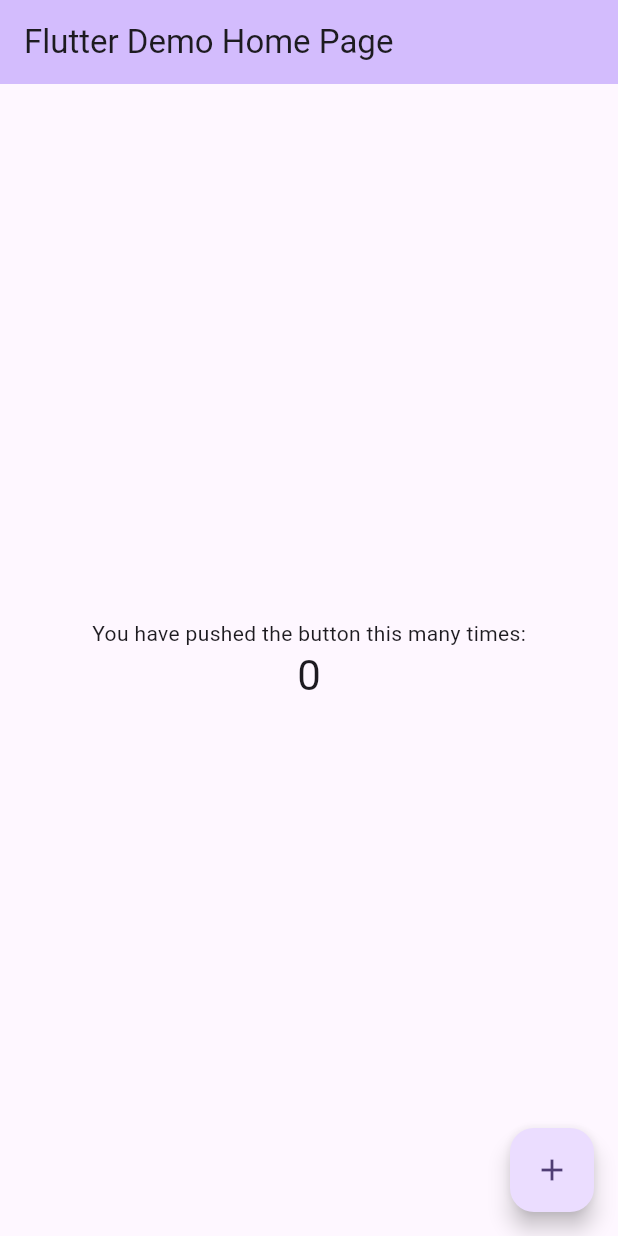
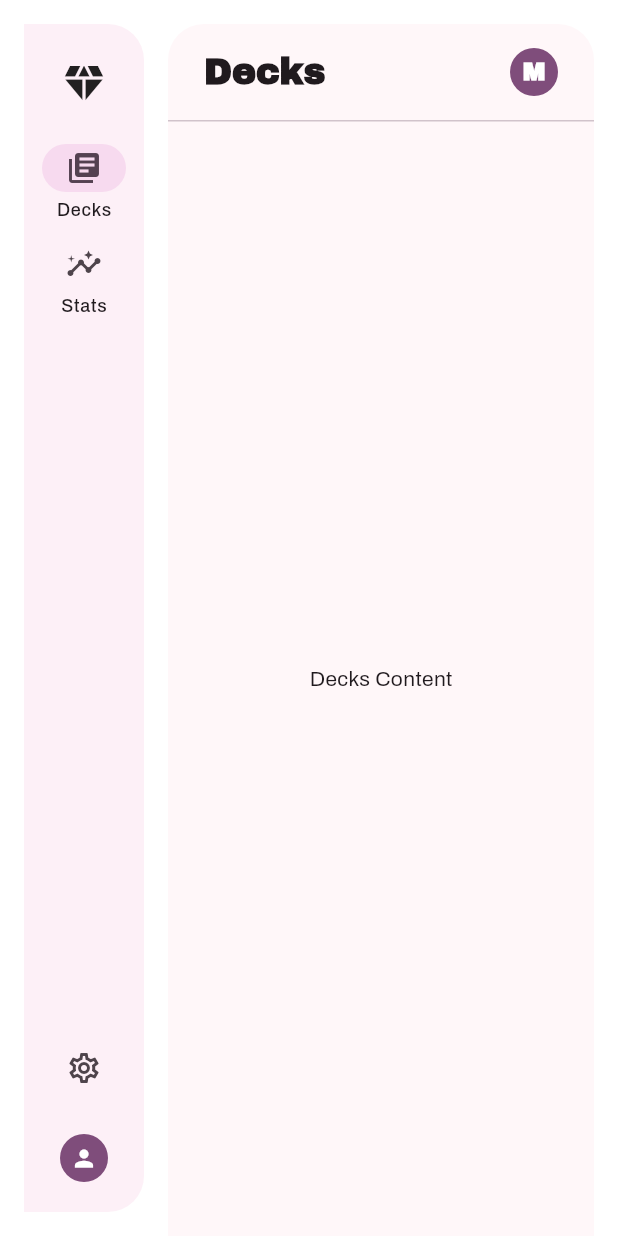
Before and after one commit to GOeda-Co/frontend, a Flutter app: the screen it shows after launch, on a phone screen of 412 x 824 dp. Run offline on Flutter 3.47's test engine with Material 3 defaults, Android fonts, the phone set to English and light mode, and no system bars; our stand-ins replace google_fonts.

Commit message:
Application shell, color scheme, auto light/dark theme

```diff
--- /dev/null
+++ b/lib/app.dart
@@ -0,0 +1,21 @@
+import 'package:flutter/material.dart';
+import 'layout/app_shell.dart';
+import 'theme.dart';
+import 'util.dart';
+
+class AnkiApp extends StatelessWidget {
+  const AnkiApp({super.key});
+
+  @override
+  Widget build(BuildContext context) {
+    final textTheme = createTextTheme(context, 'Archivo', 'Archivo Black');
+
+    return MaterialApp(
+      // debugShowCheckedModeBanner: false,
+      theme: MaterialTheme(textTheme).light(),
+      darkTheme: MaterialTheme(textTheme).dark(),
+      themeMode: ThemeMode.system,
+      home: const AppShell(),
+    );
+  }
+}
--- /dev/null
+++ b/lib/layout/app_shell.dart
@@ -0,0 +1,118 @@
+import 'package:flutter/material.dart';
+import '../pages/decks/decks_page.dart';
+import '../pages/stats/stats_page.dart';
+import '../widgets/top_bar.dart';
+
+class AppShell extends StatefulWidget {
+  const AppShell({super.key});
+
+  @override
+  State<AppShell> createState() => _AppShellState();
+}
+
+class _AppShellState extends State<AppShell> {
+  int selectedIndex = 0;
+
+  final List<String> titles = ['Decks', 'Stats'];
+  final List<Widget> pages = const [DecksPage(), StatsPage()];
+
+  @override
+  Widget build(BuildContext context) {
+    final colors = Theme.of(context).colorScheme;
+
+    return Scaffold(
+      backgroundColor: colors.surfaceContainerLowest,
+      body: Row(
+        children: [
+          // NAVIGATION RAIL
+          Container(
+            decoration: BoxDecoration(
+              color: colors.surfaceContainerLow,
+              borderRadius: const BorderRadius.only(
+                topRight: Radius.circular(24),
+                bottomRight: Radius.circular(24),
+              ),
+            ),
+            margin: const EdgeInsets.all(16),
+            child: NavigationRail(
+              backgroundColor: Colors.transparent,
+              selectedIndex: selectedIndex,
+              onDestinationSelected: (index) {
+                setState(() => selectedIndex = index);
+              },
+              labelType: NavigationRailLabelType.all,
+              groupAlignment: 0.0, // центрирует по высоте
+              leading: const Padding(
+                padding: EdgeInsets.symmetric(vertical: 16.0),
+                child: Icon(Icons.diamond, size: 32),
+              ),
+              destinations: const [
+                NavigationRailDestination(
+                  icon: Icon(Icons.library_books_outlined),
+                  selectedIcon: Icon(Icons.library_books),
+                  label: Text('Decks'),
+                ),
+                NavigationRailDestination(
+                  icon: Icon(Icons.insights_outlined),
+                  selectedIcon: Icon(Icons.insights),
+                  label: Text('Stats'),
+                ),
+              ],
+              trailing: Expanded(
+                child: Column(
+                  mainAxisAlignment: MainAxisAlignment.end,
+                  children: [
+                    IconButton(
+                      icon: const Icon(Icons.settings_outlined),
+                      onPressed: () {},
+                      tooltip: 'Settings',
+                    ),
+                    const SizedBox(height: 12),
+                    InkWell(
+                      onTap: () {},
+                      borderRadius: BorderRadius.circular(50),
+                      child: Padding(
+                        padding: const EdgeInsets.all(8.0),
+                        child: CircleAvatar(
+                          radius: 16,
+                          backgroundColor: colors.primary,
+                          child: Icon(
+                            Icons.person,
+                            color: colors.onPrimary,
+                            size: 18,
+                          ),
+                        ),
+                      ),
+                    ),
+                    const SizedBox(height: 12),
+                  ],
+                ),
+              ),
+            ),
+          ),
+
+          // MAIN CONTENT
+          Expanded(
+            child: Padding(
+              padding: const EdgeInsets.only(top: 16, right: 16, bottom: 0),
+              child: Material(
+                color: colors.surface,
+                borderRadius: const BorderRadius.vertical(
+                  top: Radius.circular(24),
+                ),
+                clipBehavior: Clip.antiAlias,
+                child: Column(
+                  children: [
+                    TopBar(title: titles[selectedIndex]),
+                    const Divider(height: 1),
+                    Expanded(child: pages[selectedIndex]),
+                  ],
+                ),
+              ),
+            ),
+          ),
+        ],
+      ),
+    );
+  }
+}
--- a/lib/main.dart
+++ b/lib/main.dart
@@ -1,122 +1,6 @@
 import 'package:flutter/material.dart';
+import 'app.dart';
 
 void main() {
-  runApp(const MyApp());
+  runApp(const AnkiApp());
 }
-
-class MyApp extends StatelessWidget {
-  const MyApp({super.key});
-
-  // This widget is the root of your application.
-  @override
-  Widget build(BuildContext context) {
-    return MaterialApp(
-      title: 'Flutter Demo',
-      theme: ThemeData(
-        // This is the theme of your application.
-        //
-        // TRY THIS: Try running your application with "flutter run". You'll see
-        // the application has a purple toolbar. Then, without quitting the app,
-        // try changing the seedColor in the colorScheme below to Colors.green
-        // and then invoke "hot reload" (save your changes or press the "hot
-        // reload" button in a Flutter-supported IDE, or press "r" if you used
-        // the command line to start the app).
-        //
-        // Notice that the counter didn't reset back to zero; the application
-        // state is not lost during the reload. To reset the state, use hot
-        // restart instead.
-        //
-        // This works for code too, not just values: Most code changes can be
-        // tested with just a hot reload.
-        colorScheme: ColorScheme.fromSeed(seedColor: Colors.deepPurple),
-      ),
-      home: const MyHomePage(title: 'Flutter Demo Home Page'),
-    );
-  }
-}
-
-class MyHomePage extends StatefulWidget {
-  const MyHomePage({super.key, required this.title});
-
-  // This widget is the home page of your application. It is stateful, meaning
-  // that it has a State object (defined below) that contains fields that affect
-  // how it looks.
-
-  // This class is the configuration for the state. It holds the values (in this
-  // case the title) provided by the parent (in this case the App widget) and
-  // used by the build method of the State. Fields in a Widget subclass are
-  // always marked "final".
-
-  final String title;
-
-  @override
-  State<MyHomePage> createState() => _MyHomePageState();
-}
-
-class _MyHomePageState extends State<MyHomePage> {
-  int _counter = 0;
-
-  void _incrementCounter() {
-    setState(() {
-      // This call to setState tells the Flutter framework that something has
-      // changed in this State, which causes it to rerun the build method below
-      // so that the display can reflect the updated values. If we changed
-      // _counter without calling setState(), then the build method would not be
-      // called again, and so nothing would appear to happen.
-      _counter++;
-    });
-  }
-
-  @override
-  Widget build(BuildContext context) {
-    // This method is rerun every time setState is called, for instance as done
-    // by the _incrementCounter method above.
-    //
-    // The Flutter framework has been optimized to make rerunning build methods
-    // fast, so that you can just rebuild anything that needs updating rather
-    // than having to individually change instances of widgets.
-    return Scaffold(
-      appBar: AppBar(
-        // TRY THIS: Try changing the color here to a specific color (to
-        // Colors.amber, perhaps?) and trigger a hot reload to see the AppBar
-        // change color while the other colors stay the same.
-        backgroundColor: Theme.of(context).colorScheme.inversePrimary,
-        // Here we take the value from the MyHomePage object that was created by
-        // the App.build method, and use it to set our appbar title.
-        title: Text(widget.title),
-      ),
-      body: Center(
-        // Center is a layout widget. It takes a single child and positions it
-        // in the middle of the parent.
-        child: Column(
-          // Column is also a layout widget. It takes a list of children and
-          // arranges them vertically. By default, it sizes itself to fit its
-          // children horizontally, and tries to be as tall as its parent.
-          //
-          // Column has various properties to control how it sizes itself and
-          // how it positions its children. Here we use mainAxisAlignment to
-          // center the children vertically; the main axis here is the vertical
-          // axis because Columns are vertical (the cross axis would be
-          // horizontal).
-          //
-          // TRY THIS: Invoke "debug painting" (choose the "Toggle Debug Paint"
-          // action in the IDE, or press "p" in the console), to see the
-          // wireframe for each widget.
-          mainAxisAlignment: MainAxisAlignment.center,
-          children: <Widget>[
-            const Text('You have pushed the button this many times:'),
-            Text(
-              '$_counter',
-              style: Theme.of(context).textTheme.headlineMedium,
-            ),
-          ],
-        ),
-      ),
-      floatingActionButton: FloatingActionButton(
-        onPressed: _incrementCounter,
-        tooltip: 'Increment',
-        child: const Icon(Icons.add),
-      ), // This trailing comma makes auto-formatting nicer for build methods.
-    );
-  }
-}
--- /dev/null
+++ b/lib/pages/decks/decks_page.dart
@@ -0,0 +1,12 @@
+import 'package:flutter/material.dart';
+
+class DecksPage extends StatelessWidget {
+  const DecksPage({super.key});
+
+  @override
+  Widget build(BuildContext context) {
+    return const Center(
+      child: Text('Decks Content'),
+    );
+  }
+}
--- /dev/null
+++ b/lib/theme.dart
@@ -0,0 +1,389 @@
+import "package:flutter/material.dart";
+
+class MaterialTheme {
+  final TextTheme textTheme;
+
+  const MaterialTheme(this.textTheme);
+
+  static ColorScheme lightScheme() {
+    return const ColorScheme(
+      brightness: Brightness.light,
+      primary: Color(0xff7f4d7b),
+      surfaceTint: Color(0xff7f4d7b),
+      onPrimary: Color(0xffffffff),
+      primaryContainer: Color(0xffffd7f7),
+      onPrimaryContainer: Color(0xff653662),
+      secondary: Color(0xff6d5869),
+      onSecondary: Color(0xffffffff),
+      secondaryContainer: Color(0xfff7daef),
+      onSecondaryContainer: Color(0xff544151),
+      tertiary: Color(0xff825246),
+      onTertiary: Color(0xffffffff),
+      tertiaryContainer: Color(0xffffdbd1),
+      onTertiaryContainer: Color(0xff663b30),
+      error: Color(0xffba1a1a),
+      onError: Color(0xffffffff),
+      errorContainer: Color(0xffffdad6),
+      onErrorContainer: Color(0xff93000a),
+      surface: Color(0xfffff7f9),
+      onSurface: Color(0xff201a1e),
+      onSurfaceVariant: Color(0xff4e444b),
+      outline: Color(0xff7f747c),
+      outlineVariant: Color(0xffd1c3cb),
+      shadow: Color(0xff000000),
+      scrim: Color(0xff000000),
+      inverseSurface: Color(0xff352e33),
+      inversePrimary: Color(0xfff0b3e7),
+      primaryFixed: Color(0xffffd7f7),
+      onPrimaryFixed: Color(0xff330833),
+      primaryFixedDim: Color(0xfff0b3e7),
+      onPrimaryFixedVariant: Color(0xff653662),
+      secondaryFixed: Color(0xfff7daef),
+      onSecondaryFixed: Color(0xff261625),
+      secondaryFixedDim: Color(0xffdabfd3),
+      onSecondaryFixedVariant: Color(0xff544151),
+      tertiaryFixed: Color(0xffffdbd1),
+      onTertiaryFixed: Color(0xff321209),
+      tertiaryFixedDim: Color(0xfff6b8a8),
+      onTertiaryFixedVariant: Color(0xff663b30),
+      surfaceDim: Color(0xffe3d7dd),
+      surfaceBright: Color(0xfffff7f9),
+      surfaceContainerLowest: Color(0xffffffff),
+      surfaceContainerLow: Color(0xfffdf0f7),
+      surfaceContainer: Color(0xfff7ebf1),
+      surfaceContainerHigh: Color(0xfff1e5eb),
+      surfaceContainerHighest: Color(0xffebdfe6),
+    );
+  }
+
+  ThemeData light() {
+    return theme(lightScheme());
+  }
+
+  static ColorScheme lightMediumContrastScheme() {
+    return const ColorScheme(
+      brightness: Brightness.light,
+      primary: Color(0xff522550),
+      surfaceTint: Color(0xff7f4d7b),
+      onPrimary: Color(0xffffffff),
+      primaryContainer: Color(0xff8f5c8a),
+      onPrimaryContainer: Color(0xffffffff),
+      secondary: Color(0xff433040),
+      onSecondary: Color(0xffffffff),
+      secondaryContainer: Color(0xff7c6678),
+      onSecondaryContainer: Color(0xffffffff),
+      tertiary: Color(0xff532b21),
+      onTertiary: Color(0xffffffff),
+      tertiaryContainer: Color(0xff926154),
+      onTertiaryContainer: Color(0xffffffff),
+      error: Color(0xff740006),
+      onError: Color(0xffffffff),
+      errorContainer: Color(0xffcf2c27),
+      onErrorContainer: Color(0xffffffff),
+      surface: Color(0xfffff7f9),
+      onSurface: Color(0xff150f14),
+      onSurfaceVariant: Color(0xff3d333a),
+      outline: Color(0xff5a4f57),
+      outlineVariant: Color(0xff756a72),
+      shadow: Color(0xff000000),
+      scrim: Color(0xff000000),
+      inverseSurface: Color(0xff352e33),
+      inversePrimary: Color(0xfff0b3e7),
+      primaryFixed: Color(0xff8f5c8a),
+      onPrimaryFixed: Color(0xffffffff),
+      primaryFixedDim: Color(0xff744470),
+      onPrimaryFixedVariant: Color(0xffffffff),
+      secondaryFixed: Color(0xff7c6678),
+      onSecondaryFixed: Color(0xffffffff),
+      secondaryFixedDim: Color(0xff634e5f),
+      onSecondaryFixedVariant: Color(0xffffffff),
+      tertiaryFixed: Color(0xff926154),
+      onTertiaryFixed: Color(0xffffffff),
+      tertiaryFixedDim: Color(0xff77493d),
+      onTertiaryFixedVariant: Color(0xffffffff),
+      surfaceDim: Color(0xffcfc3ca),
+      surfaceBright: Color(0xfffff7f9),
+      surfaceContainerLowest: Color(0xffffffff),
+      surfaceContainerLow: Color(0xfffdf0f7),
+      surfaceContainer: Color(0xfff1e5eb),
+      surfaceContainerHigh: Color(0xffe6dae0),
+      surfaceContainerHighest: Color(0xffdaced5),
+    );
+  }
+
+  ThemeData lightMediumContrast() {
+    return theme(lightMediumContrastScheme());
+  }
+
+  static ColorScheme lightHighContrastScheme() {
+    return const ColorScheme(
+      brightness: Brightness.light,
+      primary: Color(0xff461b45),
+      surfaceTint: Color(0xff7f4d7b),
+      onPrimary: Color(0xffffffff),
+      primaryContainer: Color(0xff673864),
+      onPrimaryContainer: Color(0xffffffff),
+      secondary: Color(0xff382636),
+      onSecondary: Color(0xffffffff),
+      secondaryContainer: Color(0xff574353),
+      onSecondaryContainer: Color(0xffffffff),
+      tertiary: Color(0xff472218),
+      onTertiary: Color(0xffffffff),
+      tertiaryContainer: Color(0xff693e32),
+      onTertiaryContainer: Color(0xffffffff),
+      error: Color(0xff600004),
+      onError: Color(0xffffffff),
+      errorContainer: Color(0xff98000a),
+      onErrorContainer: Color(0xffffffff),
+      surface: Color(0xfffff7f9),
+      onSurface: Color(0xff000000),
+      onSurfaceVariant: Color(0xff000000),
+      outline: Color(0xff322a30),
+      outlineVariant: Color(0xff50464e),
+      shadow: Color(0xff000000),
+      scrim: Color(0xff000000),
+      inverseSurface: Color(0xff352e33),
+      inversePrimary: Color(0xfff0b3e7),
+      primaryFixed: Color(0xff673864),
+      onPrimaryFixed: Color(0xffffffff),
+      primaryFixedDim: Color(0xff4e224c),
+      onPrimaryFixedVariant: Color(0xffffffff),
+      secondaryFixed: Color(0xff574353),
+      onSecondaryFixed: Color(0xffffffff),
+      secondaryFixedDim: Color(0xff3f2d3c),
+      onSecondaryFixedVariant: Color(0xffffffff),
+      tertiaryFixed: Color(0xff693e32),
+      onTertiaryFixed: Color(0xffffffff),
+      tertiaryFixedDim: Color(0xff4f281e),
+      onTertiaryFixedVariant: Color(0xffffffff),
+      surfaceDim: Color(0xffc1b6bc),
+      surfaceBright: Color(0xfffff7f9),
+      surfaceContainerLowest: Color(0xffffffff),
+      surfaceContainerLow: Color(0xfffaedf4),
+      surfaceContainer: Color(0xffebdfe6),
+      surfaceContainerHigh: Color(0xffddd1d8),
+      surfaceContainerHighest: Color(0xffcfc3ca),
+    );
+  }
+
+  ThemeData lightHighContrast() {
+    return theme(lightHighContrastScheme());
+  }
+
+  static ColorScheme darkScheme() {
+    return const ColorScheme(
+      brightness: Brightness.dark,
+      primary: Color(0xfff0b3e7),
+      surfaceTint: Color(0xfff0b3e7),
+      onPrimary: Color(0xff4b1f4a),
+      primaryContainer: Color(0xff653662),
+      onPrimaryContainer: Color(0xffffd7f7),
+      secondary: Color(0xffdabfd3),
+      onSecondary: Color(0xff3d2b3a),
+      secondaryContainer: Color(0xff544151),
+      onSecondaryContainer: Color(0xfff7daef),
+      tertiary: Color(0xfff6b8a8),
+      onTertiary: Color(0xff4c261b),
+      tertiaryContainer: Color(0xff663b30),
+      onTertiaryContainer: Color(0xffffdbd1),
+      error: Color(0xffffb4ab),
+      onError: Color(0xff690005),
+      errorContainer: Color(0xff93000a),
+      onErrorContainer: Color(0xffffdad6),
+      surface: Color(0xff171216),
+      onSurface: Color(0xffebdfe6),
+      onSurfaceVariant: Color(0xffd1c3cb),
+      outline: Color(0xff9a8d95),
+      outlineVariant: Color(0xff4e444b),
+      shadow: Color(0xff000000),
+      scrim: Color(0xff000000),
+      inverseSurface: Color(0xffebdfe6),
+      inversePrimary: Color(0xff7f4d7b),
+      primaryFixed: Color(0xffffd7f7),
+      onPrimaryFixed: Color(0xff330833),
+      primaryFixedDim: Color(0xfff0b3e7),
+      onPrimaryFixedVariant: Color(0xff653662),
+      secondaryFixed: Color(0xfff7daef),
+      onSecondaryFixed: Color(0xff261625),
+      secondaryFixedDim: Color(0xffdabfd3),
+      onSecondaryFixedVariant: Color(0xff544151),
+      tertiaryFixed: Color(0xffffdbd1),
+      onTertiaryFixed: Color(0xff321209),
+      tertiaryFixedDim: Color(0xfff6b8a8),
+      onTertiaryFixedVariant: Color(0xff663b30),
+      surfaceDim: Color(0xff171216),
+      surfaceBright: Color(0xff3e373c),
+      surfaceContainerLowest: Color(0xff120d11),
+      surfaceContainerLow: Color(0xff201a1e),
+      surfaceContainer: Color(0xff241e22),
+      surfaceContainerHigh: Color(0xff2f282d),
+      surfaceContainerHighest: Color(0xff3a3338),
+    );
+  }
+
+  ThemeData dark() {
+    return theme(darkScheme());
+  }
+
+  static ColorScheme darkMediumContrastScheme() {
+    return const ColorScheme(
+      brightness: Brightness.dark,
+      primary: Color(0xffffcdf6),
+      surfaceTint: Color(0xfff0b3e7),
+      onPrimary: Color(0xff3f143e),
+      primaryContainer: Color(0xffb67faf),
+      onPrimaryContainer: Color(0xff000000),
+      secondary: Color(0xfff0d4e9),
+      onSecondary: Color(0xff31202f),
+      secondaryContainer: Color(0xffa28a9c),
+      onSecondaryContainer: Color(0xff000000),
+      tertiary: Color(0xffffd2c7),
+      onTertiary: Color(0xff3f1b12),
+      tertiaryContainer: Color(0xffba8475),
+      onTertiaryContainer: Color(0xff000000),
+      error: Color(0xffffd2cc),
+      onError: Color(0xff540003),
+      errorContainer: Color(0xffff5449),
+      onErrorContainer: Color(0xff000000),
+      surface: Color(0xff171216),
+      onSurface: Color(0xffffffff),
+      onSurfaceVariant: Color(0xffe7d8e1),
+      outline: Color(0xffbcaeb7),
+      outlineVariant: Color(0xff998d95),
+      shadow: Color(0xff000000),
+      scrim: Color(0xff000000),
+      inverseSurface: Color(0xffebdfe6),
+      inversePrimary: Color(0xff663763),
+      primaryFixed: Color(0xffffd7f7),
+      onPrimaryFixed: Color(0xff260027),
+      primaryFixedDim: Color(0xfff0b3e7),
+      onPrimaryFixedVariant: Color(0xff522550),
+      secondaryFixed: Color(0xfff7daef),
+      onSecondaryFixed: Color(0xff1b0c1a),
+      secondaryFixedDim: Color(0xffdabfd3),
+      onSecondaryFixedVariant: Color(0xff433040),
+      tertiaryFixed: Color(0xffffdbd1),
+      onTertiaryFixed: Color(0xff250802),
+      tertiaryFixedDim: Color(0xfff6b8a8),
+      onTertiaryFixedVariant: Color(0xff532b21),
+      surfaceDim: Color(0xff171216),
+      surfaceBright: Color(0xff4a4247),
+      surfaceContainerLowest: Color(0xff0b060a),
+      surfaceContainerLow: Color(0xff221c20),
+      surfaceContainer: Color(0xff2c262b),
+      surfaceContainerHigh: Color(0xff373135),
+      surfaceContainerHighest: Color(0xff433c41),
+    );
+  }
+
+  ThemeData darkMediumContrast() {
+    return theme(darkMediumContrastScheme());
+  }
+
+  static ColorScheme darkHighContrastScheme() {
+    return const ColorScheme(
+      brightness: Brightness.dark,
+      primary: Color(0xffffeaf8),
+      surfaceTint: Color(0xfff0b3e7),
+      onPrimary: Color(0xff000000),
+      primaryContainer: Color(0xffecb0e3),
+      onPrimaryContainer: Color(0xff1c001d),
+      secondary: Color(0xffffeaf8),
+      onSecondary: Color(0xff000000),
+      secondaryContainer: Color(0xffd6bbcf),
+      onSecondaryContainer: Color(0xff140614),
+      tertiary: Color(0xffffece7),
+      onTertiary: Color(0xff000000),
+      tertiaryContainer: Color(0xfff1b4a5),
+      onTertiaryContainer: Color(0xff1d0301),
+      error: Color(0xffffece9),
+      onError: Color(0xff000000),
+      errorContainer: Color(0xffffaea4),
+      onErrorContainer: Color(0xff220001),
+      surface: Color(0xff171216),
+      onSurface: Color(0xffffffff),
+      onSurfaceVariant: Color(0xffffffff),
+      outline: Color(0xfffbecf5),
+      outlineVariant: Color(0xffcdbfc7),
+      shadow: Color(0xff000000),
+      scrim: Color(0xff000000),
+      inverseSurface: Color(0xffebdfe6),
+      inversePrimary: Color(0xff663763),
+      primaryFixed: Color(0xffffd7f7),
+      onPrimaryFixed: Color(0xff000000),
+      primaryFixedDim: Color(0xfff0b3e7),
+      onPrimaryFixedVariant: Color(0xff260027),
+      secondaryFixed: Color(0xfff7daef),
+      onSecondaryFixed: Color(0xff000000),
+      secondaryFixedDim: Color(0xffdabfd3),
+      onSecondaryFixedVariant: Color(0xff1b0c1a),
+      tertiaryFixed: Color(0xffffdbd1),
+      onTertiaryFixed: Color(0xff000000),
+      tertiaryFixedDim: Color(0xfff6b8a8),
+      onTertiaryFixedVariant: Color(0xff250802),
+      surfaceDim: Color(0xff171216),
+      surfaceBright: Color(0xff564e53),
+      surfaceContainerLowest: Color(0xff000000),
+      surfaceContainerLow: Color(0xff241e22),
+      surfaceContainer: Color(0xff352e33),
+      surfaceContainerHigh: Color(0xff40393e),
+      surfaceContainerHighest: Color(0xff4c454a),
+    );
+  }
+
+  ThemeData darkHighContrast() {
+    return theme(darkHighContrastScheme());
+  }
+
+
+  ThemeData theme(ColorScheme colorScheme) => ThemeData(
+     useMaterial3: true,
+     brightness: colorScheme.brightness,
+     colorScheme: colorScheme,
+     textTheme: textTheme.apply(
+       bodyColor: colorScheme.onSurface,
+       displayColor: colorScheme.onSurface,
+     ),
+     scaffoldBackgroundColor: colorScheme.background,
+     canvasColor: colorScheme.surface,
+  );
+
+
+  List<ExtendedColor> get extendedColors => [
+  ];
+}
+
+class ExtendedColor {
+  final Color seed, value;
+  final ColorFamily light;
+  final ColorFamily lightHighContrast;
+  final ColorFamily lightMediumContrast;
+  final ColorFamily dark;
+  final ColorFamily darkHighContrast;
+  final ColorFamily darkMediumContrast;
+
+  const ExtendedColor({
+    required this.seed,
+    required this.value,
+    required this.light,
+    required this.lightHighContrast,
+    required this.lightMediumContrast,
+    required this.dark,
+    required this.darkHighContrast,
+    required this.darkMediumContrast,
+  });
+}
+
+class ColorFamily {
+  const ColorFamily({
+    required this.color,
+    required this.onColor,
+    required this.colorContainer,
+    required this.onColorContainer,
+  });
+
+  final Color color;
+  final Color onColor;
+  final Color colorContainer;
+  final Color onColorContainer;
+}
--- /dev/null
+++ b/lib/util.dart
@@ -0,0 +1,19 @@
+import 'package:flutter/material.dart';
+import 'package:google_fonts/google_fonts.dart';
+
+TextTheme createTextTheme(
+    BuildContext context, String bodyFontString, String displayFontString) {
+  TextTheme baseTextTheme = Theme.of(context).textTheme;
+  TextTheme bodyTextTheme = GoogleFonts.getTextTheme(bodyFontString, baseTextTheme);
+  TextTheme displayTextTheme =
+      GoogleFonts.getTextTheme(displayFontString, baseTextTheme);
+  TextTheme textTheme = displayTextTheme.copyWith(
+    bodyLarge: bodyTextTheme.bodyLarge,
+    bodyMedium: bodyTextTheme.bodyMedium,
+    bodySmall: bodyTextTheme.bodySmall,
+    labelLarge: bodyTextTheme.labelLarge,
+    labelMedium: bodyTextTheme.labelMedium,
+    labelSmall: bodyTextTheme.labelSmall,
+  );
+  return textTheme;
+}
--- /dev/null
+++ b/lib/widgets/top_bar.dart
@@ -0,0 +1,40 @@
+import 'package:flutter/material.dart';
+
+class TopBar extends StatelessWidget {
+  final String title;
+
+  const TopBar({super.key, required this.title});
+
+  @override
+  Widget build(BuildContext context) {
+    final colors = Theme.of(context).colorScheme;
+    final textStyle = Theme.of(context).textTheme.headlineSmall;
+
+    return Padding(
+      padding: const EdgeInsets.symmetric(horizontal: 24, vertical: 16),
+      child: Row(
+        children: [
+          Text(
+            title,
+            style: textStyle?.copyWith(
+              color: colors.onSurface,
+              fontWeight: FontWeight.w600,
+            ),
+          ),
+          const Spacer(),
+          CircleAvatar(
+            backgroundColor: colors.primary,
+            radius: 16,
+            child: Text(
+              'M',
+              style: TextStyle(
+                color: colors.onPrimary,
+                fontWeight: FontWeight.bold,
+              ),
+            ),
+          ),
+        ],
+      ),
+    );
+  }
+}
--- a/pubspec.yaml
+++ b/pubspec.yaml
@@ -34,6 +34,7 @@ dependencies:
   # The following adds the Cupertino Icons font to your application.
   # Use with the CupertinoIcons class for iOS style icons.
   cupertino_icons: ^1.0.8
+  google_fonts: ^6.2.1
 
 dev_dependencies:
   flutter_test:
```
Also changed, not shown: lib/pages/stats/stats_page.dart (added, +12 -0 lines), pubspec.lock, 2 other files.
